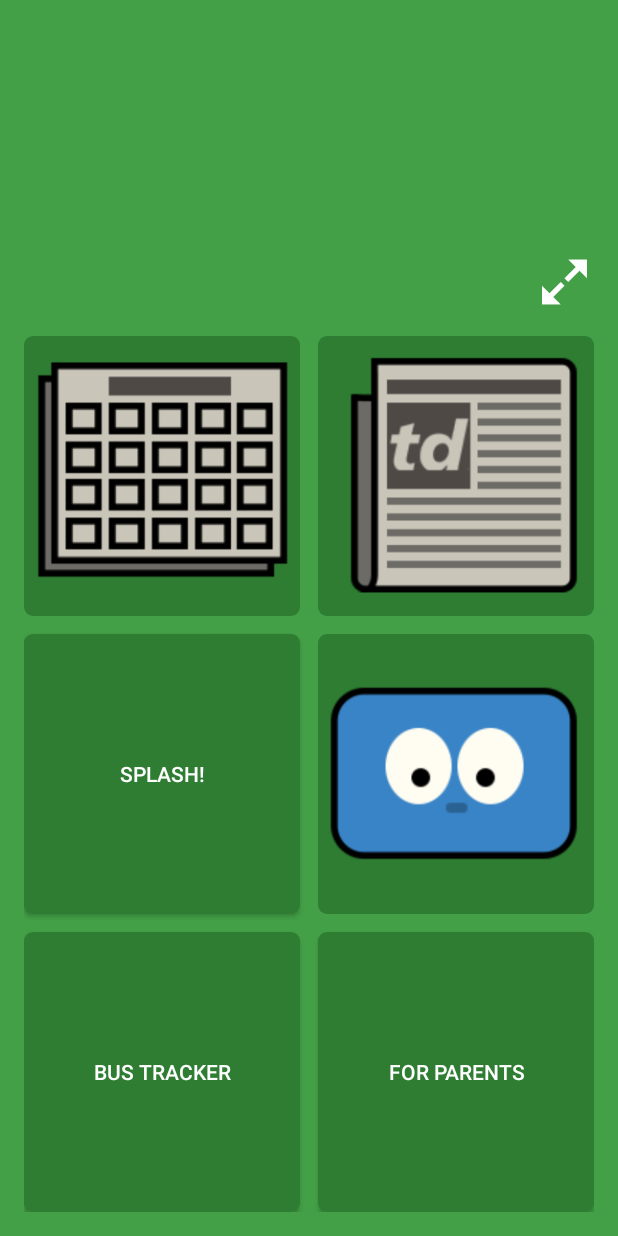
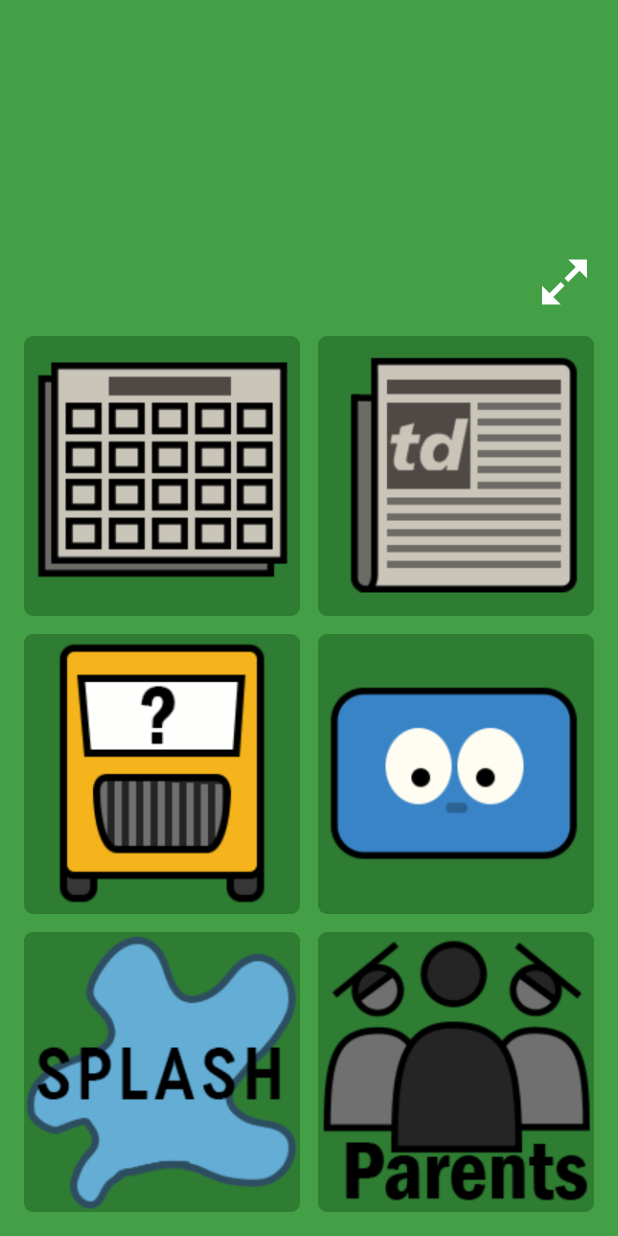
Before and after one commit to tdch-development/TDSplash-android, an Android app: the screen it shows after launch (MainActivity), on a phone screen of 412 x 824 dp. Run offline under Robolectric (Android 15) with nearby library versions, the phone set to English and light mode, and no system bars; 5 statements that could not run were skipped.

Commit message:
Put icons into the buttons

```diff
--- a/app/src/main/res/layout/fragment_main.xml
+++ b/app/src/main/res/layout/fragment_main.xml
@@ -142,8 +142,8 @@
                 android:layout_height="0dp"
                 android:layout_weight="1">
 
-                <Button
-                    android:id="@+id/splashButton"
+                <ImageButton
+                    android:id="@+id/busButton"
                     android:layout_width="0dp"
                     android:layout_height="match_parent"
                     android:layout_marginBottom="4dp"
@@ -152,7 +152,8 @@
                     android:layout_weight="1"
                     android:background="@drawable/button_corners"
                     android:backgroundTint="#2E7D32"
-                    android:text="Splash!" />
+                    android:scaleType="fitCenter"
+                    android:src="@drawable/bustracker" />
 
                 <ImageButton
                     android:id="@+id/edsbyButton"
@@ -174,8 +175,8 @@
                 android:layout_height="0dp"
                 android:layout_weight="1">
 
-                <Button
-                    android:id="@+id/busButton"
+                <ImageButton
+                    android:id="@+id/splashButton"
                     android:layout_width="0dp"
                     android:layout_height="match_parent"
                     android:layout_marginRight="6dp"
@@ -183,9 +184,10 @@
                     android:layout_weight="1"
                     android:background="@drawable/button_corners"
                     android:backgroundTint="#2E7D32"
-                    android:text="Bus Tracker" />
+                    android:scaleType="fitCenter"
+                    android:src="@drawable/splash" />
 
-                <Button
+                <ImageButton
                     android:id="@+id/parentsButton"
                     android:layout_width="0dp"
                     android:layout_height="match_parent"
@@ -194,7 +196,8 @@
                     android:layout_weight="1"
                     android:background="@drawable/button_corners"
                     android:backgroundTint="#2E7D32"
-                    android:text="For Parents" />
+                    android:scaleType="fitCenter"
+                    android:src="@drawable/parents" />
             </LinearLayout>
         </LinearLayout>
 
```
Also changed, not shown: app/src/main/res/drawable/parents.png.
